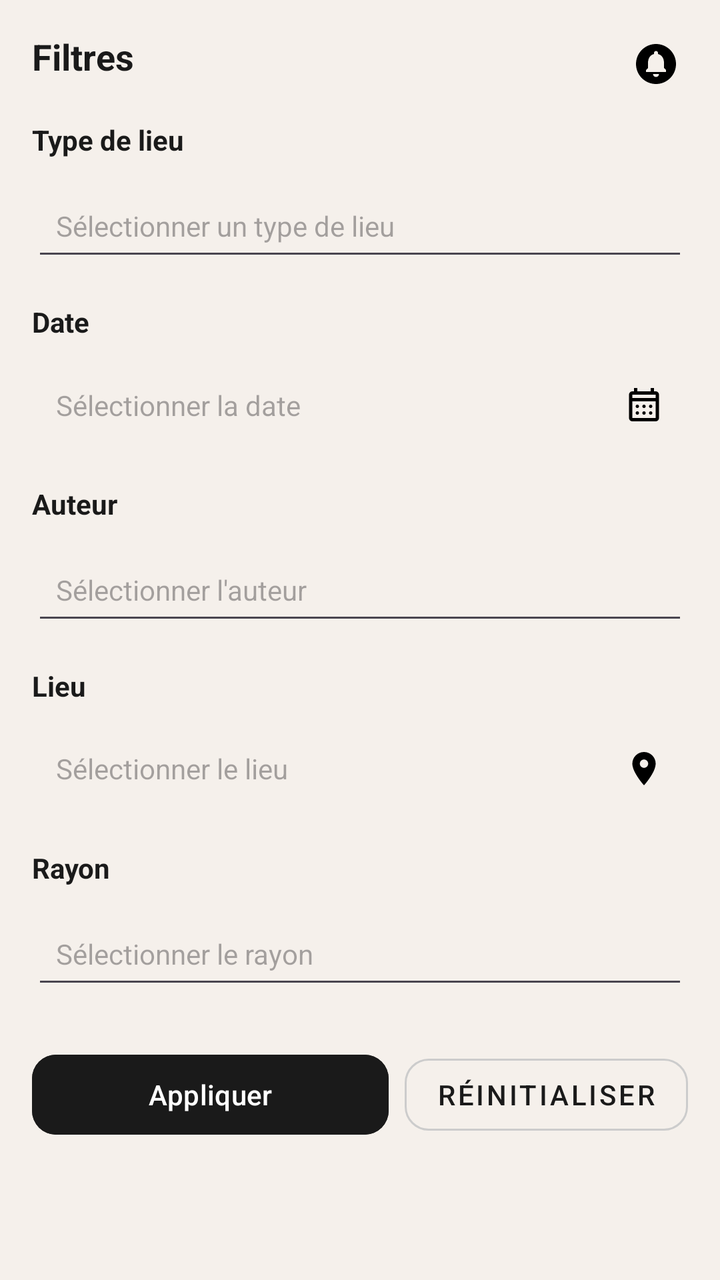
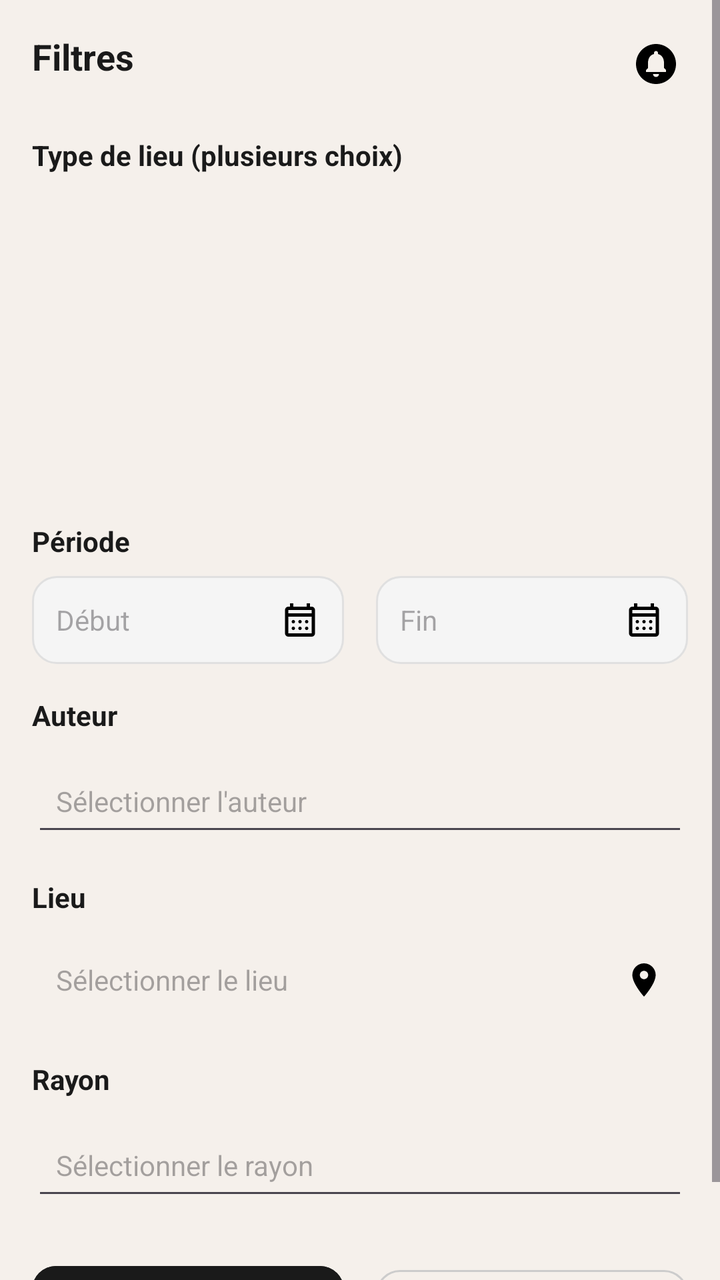

Two renders of the same Android screen: before a commit and after it. Below are the layout's source before the change and the commit's diff.
<!-- AndroidManifest.xml: application theme Theme.Traveling -->
<!-- res/layout/activity_page_filters.xml -->
<?xml version="1.0" encoding="utf-8"?>
<ScrollView
    xmlns:android="http://schemas.android.com/apk/res/android"
    xmlns:app="http://schemas.android.com/apk/res-auto"
    xmlns:tools="http://schemas.android.com/tools"
    android:layout_width="match_parent"
    android:layout_height="match_parent"
    android:id="@+id/main"
    android:background="#F5F0EB">

    <androidx.constraintlayout.widget.ConstraintLayout
        android:layout_width="match_parent"
        android:layout_height="wrap_content"
        android:padding="16dp">

        
        <TextView
            android:id="@+id/tvFilterTitle"
            android:layout_width="wrap_content"
            android:layout_height="wrap_content"
            android:text="Filtres"
            android:textSize="18sp"
            android:textStyle="bold"
            android:textColor="#1A1A1A"
            app:layout_constraintStart_toStartOf="parent"
            app:layout_constraintTop_toTopOf="parent"/>

        <ImageButton
            android:id="@+id/btnNotifFilter"
            android:layout_width="32dp"
            android:layout_height="32dp"
            android:src="@drawable/ic_notifications"
            android:background="?attr/selectableItemBackgroundBorderless"
            android:contentDescription="Activer notifications du filtre"
            app:layout_constraintEnd_toEndOf="parent"
            app:layout_constraintTop_toTopOf="parent"/>

        
        <TextView
            android:id="@+id/tvLabelType"
            android:layout_width="wrap_content"
            android:layout_height="wrap_content"
            android:text="Type de lieu"
            android:textSize="14sp"
            android:textStyle="bold"
            android:textColor="#1A1A1A"
            app:layout_constraintStart_toStartOf="parent"
            app:layout_constraintTop_toBottomOf="@id/tvFilterTitle"
            android:layout_marginTop="20dp"/>

        <AutoCompleteTextView
            android:id="@+id/actvTypelieu"
            android:layout_width="0dp"
            android:layout_height="48dp"
            android:hint="Sélectionner un type de lieu"
            android:textSize="14sp"
            android:paddingStart="12dp"
            android:paddingEnd="12dp"
            app:layout_constraintTop_toBottomOf="@id/tvLabelType"
            app:layout_constraintStart_toStartOf="parent"
            app:layout_constraintEnd_toEndOf="parent"
            android:layout_marginTop="8dp"/>

        
        <TextView
            android:id="@+id/tvLabelDate"
            android:layout_width="wrap_content"
            android:layout_height="wrap_content"
            android:text="Date"
            android:textSize="14sp"
            android:textStyle="bold"
            android:textColor="#1A1A1A"
            app:layout_constraintStart_toStartOf="parent"
            app:layout_constraintTop_toBottomOf="@id/actvTypelieu"
            android:layout_marginTop="16dp"/>

        <androidx.constraintlayout.widget.ConstraintLayout
            android:id="@+id/layoutDate"
            android:layout_width="0dp"
            android:layout_height="48dp"
            app:layout_constraintTop_toBottomOf="@id/tvLabelDate"
            app:layout_constraintStart_toStartOf="parent"
            app:layout_constraintEnd_toEndOf="parent"
            android:layout_marginTop="8dp">

            <TextView
                android:id="@+id/tvDateValue"
                android:layout_width="0dp"
                android:layout_height="wrap_content"
                android:hint="Sélectionner la date"
                android:textSize="14sp"
                android:textColor="#1A1A1A"
                android:paddingStart="12dp"
                app:layout_constraintStart_toStartOf="parent"
                app:layout_constraintEnd_toStartOf="@id/ivCalIcon"
                app:layout_constraintTop_toTopOf="parent"
                app:layout_constraintBottom_toBottomOf="parent"/>

            <ImageView
                android:id="@+id/ivCalIcon"
                android:layout_width="20dp"
                android:layout_height="20dp"
                android:src="@drawable/ic_calendar"
                android:contentDescription="Calendrier"
                app:layout_constraintEnd_toEndOf="parent"
                app:layout_constraintTop_toTopOf="parent"
                app:layout_constraintBottom_toBottomOf="parent"
                android:layout_marginEnd="12dp"/>
        </androidx.constraintlayout.widget.ConstraintLayout>

        
        <TextView
            android:id="@+id/tvLabelAuteur"
            android:layout_width="wrap_content"
            android:layout_height="wrap_content"
            android:text="Auteur"
            android:textSize="14sp"
            android:textStyle="bold"
            android:textColor="#1A1A1A"
            app:layout_constraintStart_toStartOf="parent"
            app:layout_constraintTop_toBottomOf="@id/layoutDate"
            android:layout_marginTop="16dp"/>

        <AutoCompleteTextView
            android:id="@+id/actvAuteur"
            android:layout_width="0dp"
            android:layout_height="48dp"
            android:hint="Sélectionner l'auteur"
            android:textSize="14sp"
            android:textColor="#1A1A1A"
            android:paddingStart="12dp"
            android:paddingEnd="12dp"
            app:layout_constraintTop_toBottomOf="@id/tvLabelAuteur"
            app:layout_constraintStart_toStartOf="parent"
            app:layout_constraintEnd_toEndOf="parent"
            android:layout_marginTop="8dp"/>

        
        <TextView
            android:id="@+id/tvLabelLieu"
            android:layout_width="wrap_content"
            android:layout_height="wrap_content"
            android:text="Lieu"
            android:textSize="14sp"
            android:textStyle="bold"
            android:textColor="#1A1A1A"
            app:layout_constraintStart_toStartOf="parent"
            app:layout_constraintTop_toBottomOf="@id/actvAuteur"
            android:layout_marginTop="16dp"/>

        <androidx.constraintlayout.widget.ConstraintLayout
            android:id="@+id/layoutLieu"
            android:layout_width="0dp"
            android:layout_height="48dp"
            app:layout_constraintTop_toBottomOf="@id/tvLabelLieu"
            app:layout_constraintStart_toStartOf="parent"
            app:layout_constraintEnd_toEndOf="parent"
            android:layout_marginTop="8dp">

            <EditText
                android:id="@+id/etLieu"
                android:layout_width="0dp"
                android:layout_height="match_parent"
                android:hint="Sélectionner le lieu"
                android:textSize="14sp"
                android:textColor="#1A1A1A"
                android:background="@android:color/transparent"
                android:paddingStart="12dp"
                app:layout_constraintStart_toStartOf="parent"
                app:layout_constraintEnd_toStartOf="@id/ivLocIcon"
                app:layout_constraintTop_toTopOf="parent"
                app:layout_constraintBottom_toBottomOf="parent"/>

            <ImageView
                android:id="@+id/ivLocIcon"
                android:layout_width="20dp"
                android:layout_height="20dp"
                android:src="@drawable/ic_location"
                android:contentDescription="Localisation"
                app:layout_constraintEnd_toEndOf="parent"
                app:layout_constraintTop_toTopOf="parent"
                app:layout_constraintBottom_toBottomOf="parent"
                android:layout_marginEnd="12dp"/>
        </androidx.constraintlayout.widget.ConstraintLayout>

        
        <TextView
            android:id="@+id/tvLabelRayon"
            android:layout_width="wrap_content"
            android:layout_height="wrap_content"
            android:text="Rayon"
            android:textSize="14sp"
            android:textStyle="bold"
            android:textColor="#1A1A1A"
            app:layout_constraintStart_toStartOf="parent"
            app:layout_constraintTop_toBottomOf="@id/layoutLieu"
            android:layout_marginTop="16dp"/>

        <AutoCompleteTextView
            android:id="@+id/actvRayon"
            android:layout_width="0dp"
            android:layout_height="48dp"
            android:hint="Sélectionner le rayon"
            android:textSize="14sp"
            android:textColor="#1A1A1A"
            android:paddingStart="12dp"
            android:paddingEnd="12dp"
            app:layout_constraintTop_toBottomOf="@id/tvLabelRayon"
            app:layout_constraintStart_toStartOf="parent"
            app:layout_constraintEnd_toEndOf="parent"
            android:layout_marginTop="8dp"/>

        
        <com.google.android.material.button.MaterialButton
            android:id="@+id/btnApplyFilters"
            android:layout_width="0dp"
            android:layout_height="48dp"
            android:text="Appliquer"
            android:textColor="#FFFFFF"
            android:backgroundTint="#1A1A1A"
            app:cornerRadius="12dp"
            app:layout_constraintTop_toBottomOf="@id/actvRayon"
            app:layout_constraintStart_toStartOf="parent"
            app:layout_constraintEnd_toStartOf="@id/btnResetFilters"
            android:layout_marginTop="24dp"
            android:layout_marginEnd="8dp"/>

        <com.google.android.material.button.MaterialButton
            android:id="@+id/btnResetFilters"
            style="@style/Widget.MaterialComponents.Button.OutlinedButton"
            android:layout_width="wrap_content"
            android:layout_height="48dp"
            android:text="Réinitialiser"
            android:textColor="#1A1A1A"
            app:strokeColor="#CCCCCC"
            app:cornerRadius="12dp"
            app:layout_constraintTop_toBottomOf="@id/actvRayon"
            app:layout_constraintEnd_toEndOf="parent"
            android:layout_marginTop="24dp"/>

    </androidx.constraintlayout.widget.ConstraintLayout>
</ScrollView>
<!-- resources referenced by this layout -->
<resources>
  <!-- drawable ic_calendar (drawable) -->
  <vector xmlns:android="http://schemas.android.com/apk/res/android" android:height="24dp" android:tint="#000000" android:viewportHeight="960" android:viewportWidth="960" android:width="24dp">
        
      <path android:fillColor="@android:color/white" android:pathData="M200,880Q167,880 143.5,856.5Q120,833 120,800L120,240Q120,207 143.5,183.5Q167,160 200,160L240,160L240,80L320,80L320,160L640,160L640,80L720,80L720,160L760,160Q793,160 816.5,183.5Q840,207 840,240L840,800Q840,833 816.5,856.5Q793,880 760,880L200,880ZM200,800L760,800Q760,800 760,800Q760,800 760,800L760,400L200,400L200,800Q200,800 200,800Q200,800 200,800ZM200,320L760,320L760,240Q760,240 760,240Q760,240 760,240L200,240Q200,240 200,240Q200,240 200,240L200,320ZM200,320L200,240Q200,240 200,240Q200,240 200,240L200,240Q200,240 200,240Q200,240 200,240L200,320ZM480,560Q463,560 451.5,548.5Q440,537 440,520Q440,503 451.5,491.5Q463,480 480,480Q497,480 508.5,491.5Q520,503 520,520Q520,537 508.5,548.5Q497,560 480,560ZM291.5,548.5Q280,537 280,520Q280,503 291.5,491.5Q303,480 320,480Q337,480 348.5,491.5Q360,503 360,520Q360,537 348.5,548.5Q337,560 320,560Q303,560 291.5,548.5ZM640,560Q623,560 611.5,548.5Q600,537 600,520Q600,503 611.5,491.5Q623,480 640,480Q657,480 668.5,491.5Q680,503 680,520Q680,537 668.5,548.5Q657,560 640,560ZM480,720Q463,720 451.5,708.5Q440,697 440,680Q440,663 451.5,651.5Q463,640 480,640Q497,640 508.5,651.5Q520,663 520,680Q520,697 508.5,708.5Q497,720 480,720ZM291.5,708.5Q280,697 280,680Q280,663 291.5,651.5Q303,640 320,640Q337,640 348.5,651.5Q360,663 360,680Q360,697 348.5,708.5Q337,720 320,720Q303,720 291.5,708.5ZM640,720Q623,720 611.5,708.5Q600,697 600,680Q600,663 611.5,651.5Q623,640 640,640Q657,640 668.5,651.5Q680,663 680,680Q680,697 668.5,708.5Q657,720 640,720Z"/>
      
  </vector>
  <!-- drawable ic_location (drawable) -->
  <vector xmlns:android="http://schemas.android.com/apk/res/android" android:height="24dp" android:tint="#000000" android:viewportHeight="24" android:viewportWidth="24" android:width="24dp">
        
      <path android:fillColor="@android:color/white" android:pathData="M12,2C8.13,2 5,5.13 5,9c0,5.25 7,13 7,13s7,-7.75 7,-13c0,-3.87 -3.13,-7 -7,-7zM12,11.5c-1.38,0 -2.5,-1.12 -2.5,-2.5s1.12,-2.5 2.5,-2.5 2.5,1.12 2.5,2.5 -1.12,2.5 -2.5,2.5z"/>
      
  </vector>
  <!-- drawable ic_notifications (drawable) -->
  <vector xmlns:android="http://schemas.android.com/apk/res/android" android:height="24dp" android:tint="#000000" android:viewportHeight="24" android:viewportWidth="24" android:width="24dp">
        
      <path android:fillColor="@android:color/white" android:pathData="M12,2C6.48,2 2,6.48 2,12s4.48,10 10,10 10,-4.48 10,-10S17.52,2 12,2zM12,18.5c-0.83,0 -1.5,-0.67 -1.5,-1.5h3c0,0.83 -0.67,1.5 -1.5,1.5zM17,16L7,16v-1l1,-1v-2.61C8,9.27 9.03,7.47 11,7v-0.5c0,-0.57 0.43,-1 1,-1s1,0.43 1,1L13,7c1.97,0.47 3,2.28 3,4.39L16,14l1,1v1z"/>
      
  </vector>
  <style name="Theme.Traveling" parent="Base.Theme.Traveling" />
  <style name="Base.Theme.Traveling" parent="Theme.Material3.DayNight.NoActionBar">
          
          
      </style>
</resources>

<!-- the commit's change to res/layout/activity_page_filters.xml (unified diff, before → after) -->
@@ -40,73 +40,109 @@
             android:id="@+id/tvLabelType"
             android:layout_width="wrap_content"
             android:layout_height="wrap_content"
-            android:text="Type de lieu"
-            android:textSize="14sp"
-            android:textStyle="bold"
-            android:textColor="#1A1A1A"
-            app:layout_constraintStart_toStartOf="parent"
-            app:layout_constraintTop_toBottomOf="@id/tvFilterTitle"
+            android:text="Type de lieu (plusieurs choix)"
+            android:textSize="14sp"
+            android:textStyle="bold"
+            android:textColor="#1A1A1A"
+            app:layout_constraintStart_toStartOf="parent"
+            app:layout_constraintTop_toBottomOf="@id/btnNotifFilter"
             android:layout_marginTop="20dp"/>
 
-        <AutoCompleteTextView
-            android:id="@+id/actvTypelieu"
-            android:layout_width="0dp"
-            android:layout_height="48dp"
-            android:hint="Sélectionner un type de lieu"
-            android:textSize="14sp"
-            android:paddingStart="12dp"
-            android:paddingEnd="12dp"
+        <ScrollView
+            android:id="@+id/scrollTypes"
+            android:layout_width="0dp"
+            android:layout_height="150dp"
             app:layout_constraintTop_toBottomOf="@id/tvLabelType"
             app:layout_constraintStart_toStartOf="parent"
             app:layout_constraintEnd_toEndOf="parent"
-            android:layout_marginTop="8dp"/>
+            android:layout_marginTop="8dp">
+
+            <LinearLayout
+                android:id="@+id/containerCheckboxes"
+                android:layout_width="match_parent"
+                android:layout_height="wrap_content"
+                android:orientation="vertical"/>
+
+        </ScrollView>
 
         
         <TextView
             android:id="@+id/tvLabelDate"
             android:layout_width="wrap_content"
             android:layout_height="wrap_content"
-            android:text="Date"
-            android:textSize="14sp"
-            android:textStyle="bold"
-            android:textColor="#1A1A1A"
-            app:layout_constraintStart_toStartOf="parent"
-            app:layout_constraintTop_toBottomOf="@id/actvTypelieu"
-            android:layout_marginTop="16dp"/>
-
-        <androidx.constraintlayout.widget.ConstraintLayout
-            android:id="@+id/layoutDate"
-            android:layout_width="0dp"
-            android:layout_height="48dp"
+            android:text="Période"
+            android:textSize="14sp"
+            android:textStyle="bold"
+            android:textColor="#1A1A1A"
+            app:layout_constraintStart_toStartOf="parent"
+            app:layout_constraintTop_toBottomOf="@id/scrollTypes"
+            android:layout_marginTop="16dp"/>
+
+        <LinearLayout
+            android:id="@+id/layoutDateRange"
+            android:layout_width="0dp"
+            android:layout_height="wrap_content"
+            android:orientation="horizontal"
             app:layout_constraintTop_toBottomOf="@id/tvLabelDate"
             app:layout_constraintStart_toStartOf="parent"
             app:layout_constraintEnd_toEndOf="parent"
             android:layout_marginTop="8dp">
 
-            <TextView
-                android:id="@+id/tvDateValue"
+            
+            <LinearLayout
                 android:layout_width="0dp"
                 android:layout_height="wrap_content"
-                android:hint="Sélectionner la date"
-                android:textSize="14sp"
-                android:textColor="#1A1A1A"
-                android:paddingStart="12dp"
-                app:layout_constraintStart_toStartOf="parent"
-                app:layout_constraintEnd_toStartOf="@id/ivCalIcon"
-                app:layout_constraintTop_toTopOf="parent"
-                app:layout_constraintBottom_toBottomOf="parent"/>
-
-            <ImageView
-                android:id="@+id/ivCalIcon"
-                android:layout_width="20dp"
-                android:layout_height="20dp"
-                android:src="@drawable/ic_calendar"
-                android:contentDescription="Calendrier"
-                app:layout_constraintEnd_toEndOf="parent"
-                app:layout_constraintTop_toTopOf="parent"
-                app:layout_constraintBottom_toBottomOf="parent"
-                android:layout_marginEnd="12dp"/>
-        </androidx.constraintlayout.widget.ConstraintLayout>
+                android:layout_weight="1"
+                android:orientation="horizontal"
+                android:gravity="center_vertical"
+                android:padding="12dp"
+                android:layout_marginEnd="8dp"
+                android:background="@drawable/bg_date_input">
+
+                <TextView
+                    android:id="@+id/tvStartDate"
+                    android:layout_width="0dp"
+                    android:layout_height="wrap_content"
+                    android:layout_weight="1"
+                    android:hint="Début"
+                    android:textSize="14sp"/>
+
+                <ImageView
+                    android:id="@+id/ivStartCal"
+                    android:layout_width="20dp"
+                    android:layout_height="20dp"
+                    android:src="@drawable/ic_calendar"/>
+
+            </LinearLayout>
+
+            
+            <LinearLayout
+                android:layout_width="0dp"
+                android:layout_height="wrap_content"
+                android:layout_weight="1"
+                android:orientation="horizontal"
+                android:gravity="center_vertical"
+                android:padding="12dp"
+                android:layout_marginStart="8dp"
+                android:background="@drawable/bg_date_input">
+
+                <TextView
+                    android:id="@+id/tvEndDate"
+                    android:layout_width="0dp"
+                    android:layout_height="wrap_content"
+                    android:layout_weight="1"
+                    android:hint="Fin"
+                    android:textSize="14sp"/>
+
+                <ImageView
+                    android:id="@+id/ivEndCal"
+                    android:layout_width="20dp"
+                    android:layout_height="20dp"
+                    android:src="@drawable/ic_calendar"/>
+
+            </LinearLayout>
+
+        </LinearLayout>
 
         
         <TextView
@@ -118,7 +154,7 @@
             android:textStyle="bold"
             android:textColor="#1A1A1A"
             app:layout_constraintStart_toStartOf="parent"
-            app:layout_constraintTop_toBottomOf="@id/layoutDate"
+            app:layout_constraintTop_toBottomOf="@id/layoutDateRange"
             android:layout_marginTop="16dp"/>
 
         <AutoCompleteTextView
@@ -228,15 +264,17 @@
         <com.google.android.material.button.MaterialButton
             android:id="@+id/btnResetFilters"
             style="@style/Widget.MaterialComponents.Button.OutlinedButton"
-            android:layout_width="wrap_content"
+            android:layout_width="0dp"
             android:layout_height="48dp"
             android:text="Réinitialiser"
             android:textColor="#1A1A1A"
             app:strokeColor="#CCCCCC"
             app:cornerRadius="12dp"
             app:layout_constraintTop_toBottomOf="@id/actvRayon"
-            app:layout_constraintEnd_toEndOf="parent"
-            android:layout_marginTop="24dp"/>
+            app:layout_constraintStart_toEndOf="@id/btnApplyFilters"
+            app:layout_constraintEnd_toEndOf="parent"
+            android:layout_marginTop="24dp"
+            android:layout_marginStart="8dp"/>
 
     </androidx.constraintlayout.widget.ConstraintLayout>
 </ScrollView>
<!-- resource entries referenced after the edit -->
@@ -1,5 +1,13 @@
 <!-- resources referenced by this layout -->
 <resources>
+  <!-- drawable bg_date_input (drawable) -->
+  <?xml version="1.0" encoding="utf-8"?>
+  <shape xmlns:android="http://schemas.android.com/apk/res/android"
+      android:shape="rectangle">
+      <solid android:color="#F5F5F5"/>
+      <corners android:radius="12dp"/>
+      <stroke android:width="1dp" android:color="#E0E0E0"/>
+  </shape>
   <!-- drawable ic_calendar (drawable) -->
   <vector xmlns:android="http://schemas.android.com/apk/res/android" android:height="24dp" android:tint="#000000" android:viewportHeight="960" android:viewportWidth="960" android:width="24dp">
         
